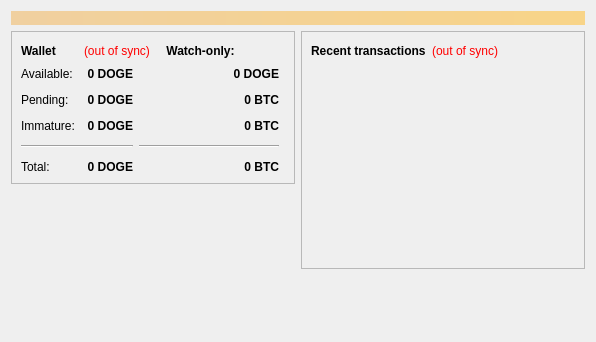
dogecoin/dogecoin, file src/qt/forms/overviewpage.ui: the form before one commit.
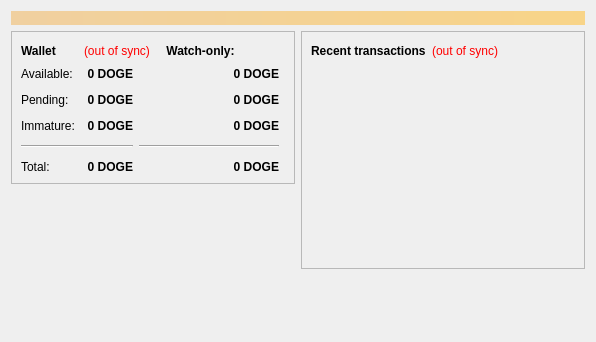
The form after the commit. Icons and pictures are not drawn.

Commit message: Translate BTC to DOGE in now non-translatable labels

```diff
--- a/src/qt/forms/overviewpage.ui
+++ b/src/qt/forms/overviewpage.ui
@@ -317,7 +317,7 @@
                  <string>Unconfirmed transactions to watch-only addresses</string>
                 </property>
                 <property name="text">
-                 <string notr="true">0 BTC</string>
+                 <string notr="true">0 DOGE</string>
                 </property>
                 <property name="alignment">
                  <set>Qt::AlignRight|Qt::AlignTrailing|Qt::AlignVCenter</set>
@@ -342,7 +342,7 @@
                  <string>Mined balance in watch-only addresses that has not yet matured</string>
                 </property>
                 <property name="text">
-                 <string notr="true">0 BTC</string>
+                 <string notr="true">0 DOGE</string>
                 </property>
                 <property name="alignment">
                  <set>Qt::AlignRight|Qt::AlignTrailing|Qt::AlignVCenter</set>
@@ -386,7 +386,7 @@
                  <string>Current total balance in watch-only addresses</string>
                 </property>
                 <property name="text">
-                 <string notr="true">0 BTC</string>
+                 <string notr="true">0 DOGE</string>
                 </property>
                 <property name="alignment">
                  <set>Qt::AlignRight|Qt::AlignTrailing|Qt::AlignVCenter</set>
```
The commit also changes 2 other files.
